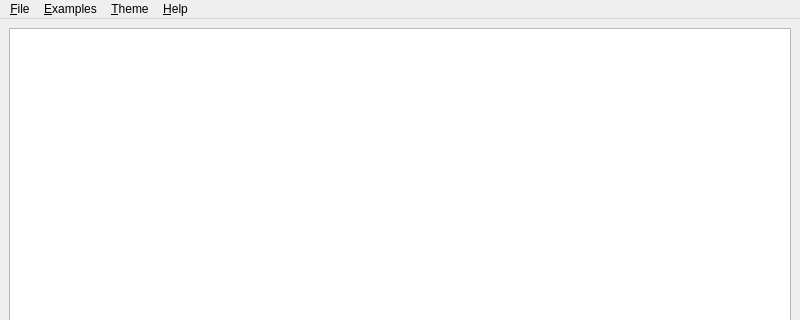
Qt form REVIDE/MainWindow.ui (LLVMParty/REVIDE) before a commit; both pictures show x 0 to 800 and y 0 to 320 of the 800 by 600 pixel window.
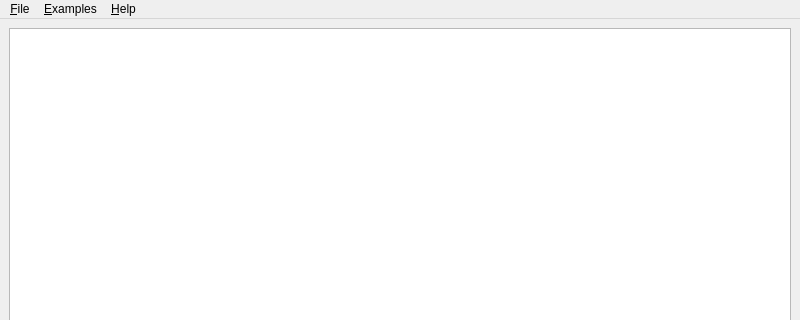
The same form after that commit. Icons and pictures are not drawn.

Commit message: Proper Qt Fusion Dark theme

```diff
--- a/REVIDE/MainWindow.ui
+++ b/REVIDE/MainWindow.ui
@@ -45,11 +45,6 @@
      <string>&amp;Examples</string>
     </property>
    </widget>
-   <widget class="QMenu" name="menu_Theme">
-    <property name="title">
-     <string>&amp;Theme</string>
-    </property>
-   </widget>
    <widget class="QMenu" name="menu_File">
     <property name="title">
      <string>&amp;File</string>
@@ -64,7 +59,6 @@
    </widget>
    <addaction name="menu_File"/>
    <addaction name="menu_Examples"/>
-   <addaction name="menu_Theme"/>
    <addaction name="menu_Help"/>
   </widget>
   <action name="action_MinimalExample">
```
Left out of the diff: 10 changed lines with no effect on the pictures. The commit also changes 20 other files.
